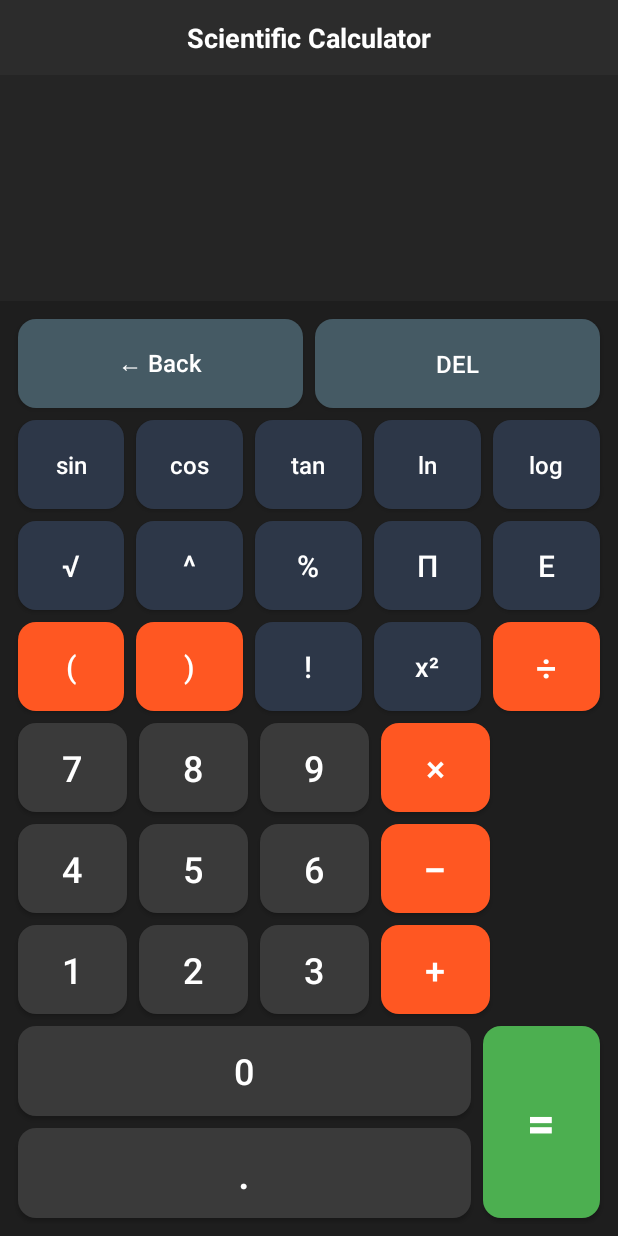
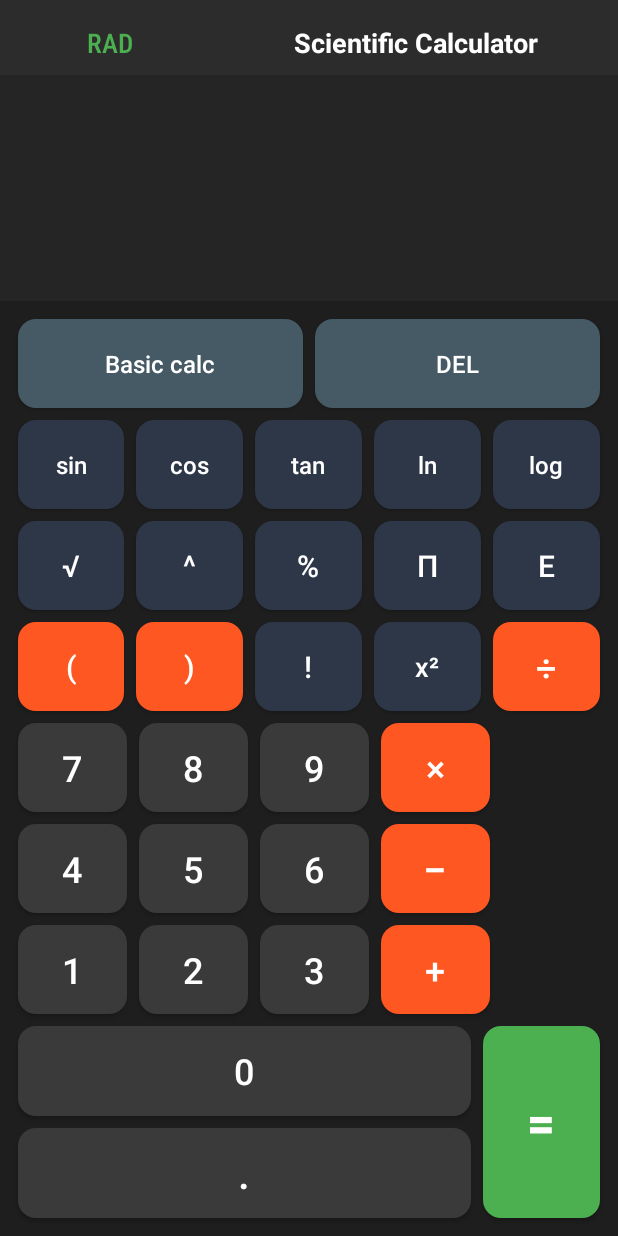
Before and after one commit to Collo-2345/Calculator, an Android app: the scientific screen opened directly, with no data from a screen before it, on a phone screen of 412 x 824 dp. Run offline under Robolectric (Android 15) with nearby library versions, the phone set to English and light mode, and no system bars.

Commit message:
added txtvw rad

```diff
--- a/app/src/main/res/layout/activity_scientific.xml
+++ b/app/src/main/res/layout/activity_scientific.xml
@@ -19,13 +19,46 @@
         app:layout_constraintStart_toStartOf="parent"
         app:layout_constraintTop_toTopOf="parent">
 
+        <androidx.constraintlayout.widget.ConstraintLayout
+            android:layout_width="match_parent"
+            android:layout_height="match_parent">
+
+
             <TextView
+                android:id="@+id/textView2"
+                android:layout_width="50dp"
+                android:layout_height="wrap_content"
+                android:layout_marginEnd="92dp"
+                android:fontFamily="sans-serif-condensed"
+                android:text=" RAD"
+                android:textColor="#4CAF50"
+                android:textFontWeight="500"
+                android:textSize="18sp"
+                app:layout_constraintBottom_toBottomOf="@+id/textView"
+                app:layout_constraintEnd_toStartOf="@+id/textView"
+                app:layout_constraintHorizontal_bias="0.5"
+                app:layout_constraintHorizontal_chainStyle="packed"
+                app:layout_constraintStart_toStartOf="parent"
+                app:layout_constraintTop_toTopOf="@+id/textView"
+                app:layout_constraintVertical_bias="0.0" />
+
+            <TextView
+                android:id="@+id/textView"
                 android:layout_width="wrap_content"
                 android:layout_height="wrap_content"
+                android:layout_marginTop="16dp"
                 android:text="Scientific Calculator"
                 android:textColor="@color/white"
                 android:textSize="18sp"
-            android:textStyle="bold" />
+                android:textStyle="bold"
+                app:layout_constraintEnd_toEndOf="parent"
+                app:layout_constraintHorizontal_bias="0.5"
+                app:layout_constraintStart_toEndOf="@+id/textView2"
+                app:layout_constraintTop_toTopOf="parent" />
+
+        </androidx.constraintlayout.widget.ConstraintLayout>
+
+
     </LinearLayout>
 
     <!-- Display Area -->
@@ -103,7 +136,7 @@
                 android:layout_margin="4dp"
                 android:layout_weight="1"
                 android:background="@drawable/button_function_bg"
-                android:text="← Back"
+                android:text="Basic calc"
                 android:textAllCaps="false"
                 android:textColor="@android:color/white"
                 android:textSize="16sp" />
```
Lines whose indentation alone changed are shown as unchanged.
